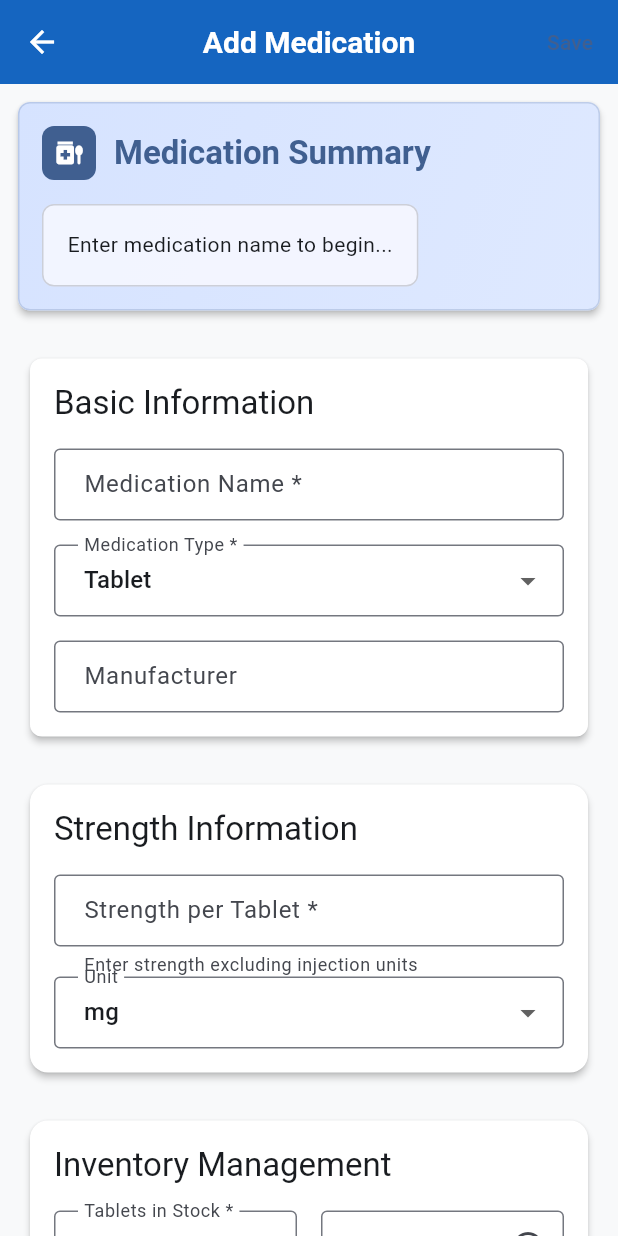
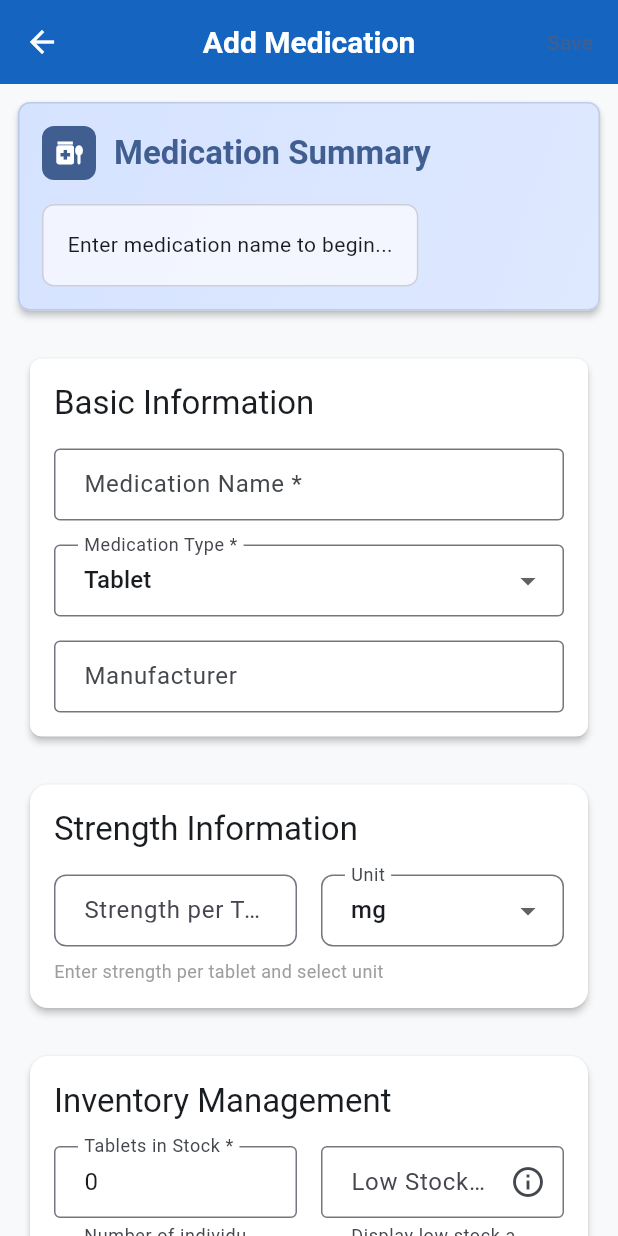
Before and after one commit to kinemspa/dosify-flutter-v2, a Flutter app: the AddMedicationScreen screen opened by its route, on a phone screen of 412 x 824 dp. Run offline on Flutter 3.47's test engine with Material 3 defaults, Android fonts, the phone set to English and light mode, and no system bars; our stand-ins replace flutter_riverpod, get_it, go_router, riverpod_annotation, sqflite, table_calendar; accounts and stored records are empty; generated files the repository leaves out were written again; network calls fail.

Commit message:
Fix user avatar with image and username, fix back button navigation, improve add medication screen with rounded borders and side-by-side tablet strength fields, add info buttons for inventory management

```diff
--- a/lib/features/medication/ui/add_medication_screen.dart
+++ b/lib/features/medication/ui/add_medication_screen.dart
@@ -390,12 +390,14 @@ class _AddMedicationScreenState extends ConsumerState<AddMedicationScreen> {
               style: Theme.of(context).textTheme.titleLarge,
             ),
             const SizedBox(height: 16),
-            TextFormField(
-              decoration: InputDecoration(
+            Row(
+              children: [
+                Expanded(
+                  child: TextFormField(
+                    decoration: const InputDecoration(
                       labelText: 'Strength per Tablet *',
                       hintText: 'e.g., 500',
-                border: const OutlineInputBorder(),
-                helperText: 'Enter strength excluding injection units',
+                      border: OutlineInputBorder(borderRadius: BorderRadius.all(Radius.circular(8.0))),
                     ),
                     keyboardType: const TextInputType.numberWithOptions(decimal: true),
                     validator: (value) {
@@ -414,10 +416,13 @@ class _AddMedicationScreenState extends ConsumerState<AddMedicationScreen> {
                       });
                     },
                   ),
-            DropdownButtonFormField<StrengthUnit>(
+                ),
+                const SizedBox(width: 16),
+                Expanded(
+                  child: DropdownButtonFormField<StrengthUnit>(
                     decoration: const InputDecoration(
                       labelText: 'Unit',
-                border: OutlineInputBorder(),
+                      border: OutlineInputBorder(borderRadius: BorderRadius.all(Radius.circular(8.0))),
                     ),
                     value: _formData.strengthUnit,
                     items: [StrengthUnit.mg, StrengthUnit.g]
@@ -433,6 +438,14 @@ class _AddMedicationScreenState extends ConsumerState<AddMedicationScreen> {
                         });
                       }
                     },
+                  ),
+                ),
+              ],
+            ),
+            const SizedBox(height: 8),
+            const Text(
+              'Enter strength per tablet and select unit',
+              style: TextStyle(fontSize: 12, color: Colors.grey),
             ),
           ],
         ),
--- a/lib/features/user_account/ui/user_account_screen.dart
+++ b/lib/features/user_account/ui/user_account_screen.dart
@@ -8,6 +8,10 @@ class UserAccountScreen extends StatelessWidget {
     return Scaffold(
       appBar: AppBar(
         title: const Text('User Account'),
+        leading: IconButton(
+          icon: const Icon(Icons.arrow_back),
+          onPressed: () => Navigator.of(context).pop(),
+        ),
       ),
       body: const Center(
         child: Text('User Account Screen'),
```
Also changed, not shown: lib/core/ui/bottom_nav_wrapper.dart (+15 -8 lines). Lines whose indentation alone changed are shown as unchanged.
